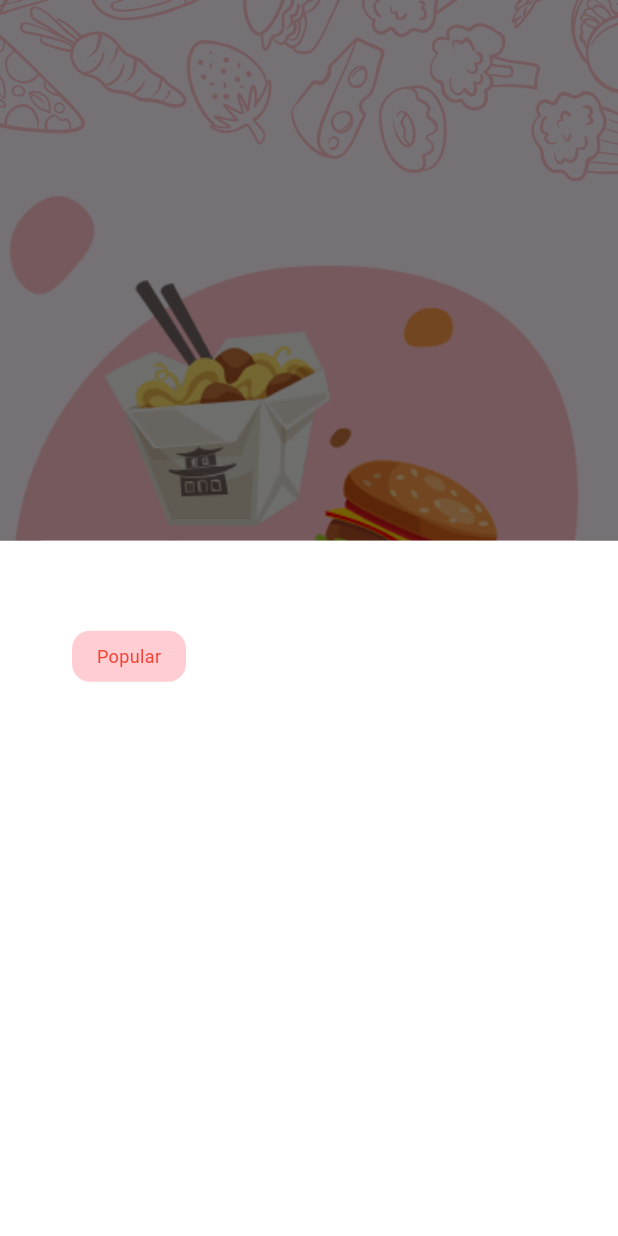
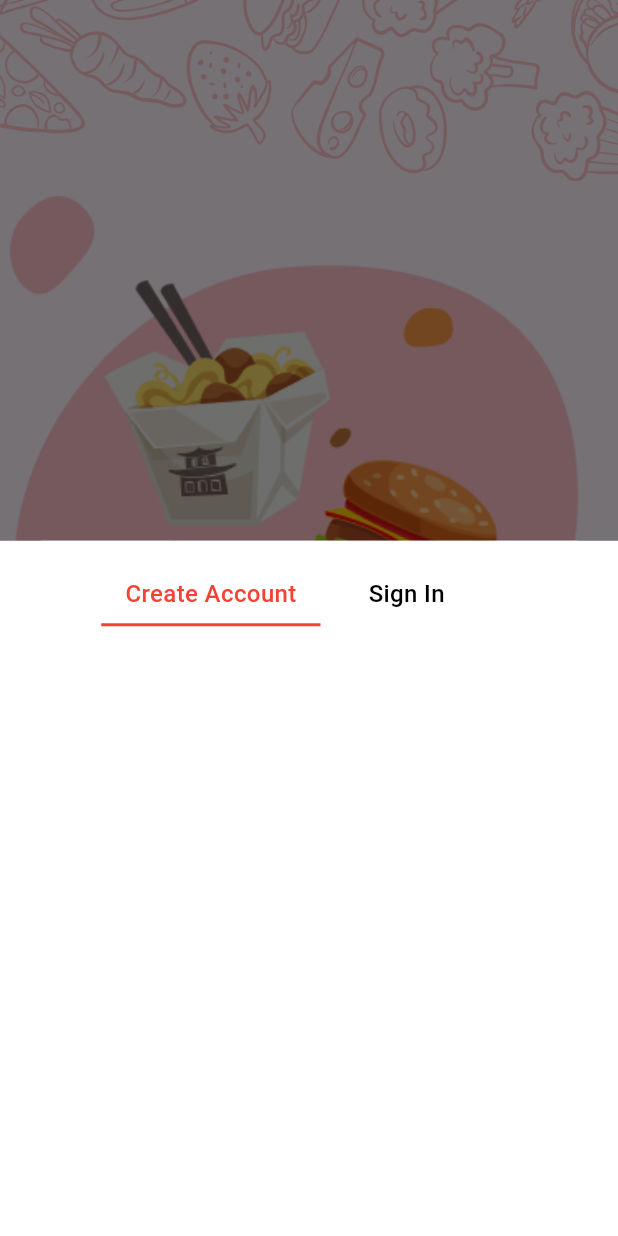
Before and after one commit to yunusemredurmus/food_app_v1, a Flutter app: the SecondScreen screen opened by its route, after a tap on "Next", on a phone screen of 412 x 824 dp. Run offline on Flutter 3.47's test engine with Material 3 defaults, Android fonts, the phone set to English and light mode, and no system bars; Roboto replaces fonts that are missing (Avenir, BentonSans, avenir).

Commit message:
Refactor SecondScreen widget and add dynamic screen titles

```diff
--- a/lib/screens/seconscreen.dart
+++ b/lib/screens/seconscreen.dart
@@ -1,11 +1,21 @@
-import 'package:dots_indicator/dots_indicator.dart';
 import 'package:flutter/material.dart';
 
-class SecondScreen extends StatelessWidget {
+class SecondScreen extends StatefulWidget {
   const SecondScreen({Key? key}) : super(key: key);
+  @override
+  State<SecondScreen> createState() => _SecondScreenState();
+}
 
-  final int pageLength = 2;
-  final double currentIndexPage = 0;
+class _SecondScreenState extends State<SecondScreen> {
+  int selectedIndex = 0;
+  List<Map> screens = [
+    {
+      "title": "Create Account",
+    },
+    {
+      "title": "Sign In",
+    },
+  ];
 
   @override
   Widget build(BuildContext context) {
@@ -63,47 +73,66 @@ class SecondScreen extends StatelessWidget {
                 builder: (BuildContext context) {
                   return Container(
                     height: MediaQuery.of(context).size.height * 0.9,
+                    padding: const EdgeInsets.all(16.0),
                     color: Colors.white,
-                    child: Padding(
-                      padding: const EdgeInsets.all(12.0),
                     child: Column(
                       mainAxisAlignment: MainAxisAlignment.start,
                       crossAxisAlignment: CrossAxisAlignment.start,
                       children: [
                         Row(
+                          mainAxisAlignment: MainAxisAlignment.center,
+                          crossAxisAlignment: CrossAxisAlignment.center,
                           children: [
-                              Padding(
-                                padding: const EdgeInsets.all(36.0),
+                            for (var i = 0; i < screens.length; i++)
+                              GestureDetector(
+                                onTap: () {
+                                  setState(() {
+                                    selectedIndex = i;
+                                  });
+                                },
                                 child: Container(
-                                  margin: const EdgeInsets.only(top: 12),
-                                  alignment: Alignment.center,
-                                  width: 76,
-                                  height: 34,
+                                  margin: const EdgeInsets.only(right: 16),
+                                  padding: const EdgeInsets.symmetric(
+                                      horizontal: 16, vertical: 8),
                                   decoration: BoxDecoration(
-                                    borderRadius: BorderRadius.circular(12),
-                                    color: Colors.red[100],
+                                    border: Border(
+                                      bottom: BorderSide(
+                                        color: selectedIndex == i
+                                            ? Colors.red
+                                            : Colors
+                                                .transparent, // Seçilen öğenin altını çiz
+                                        width: 2.0,
                                       ),
-                                  child: const Text(
-                                    "Popular",
+                                    ),
+                                  ),
+                                  child: Text(
+                                    screens[i]["title"] != null
+                                        ? screens[i]["title"].toString()
+                                        : "Unknown Title",
                                     style: TextStyle(
-                                      color: Colors.red,
-                                      fontFamily: 'Avenir',
-                                      fontSize: 12,
+                                      color: selectedIndex == i
+                                          ? Colors.red
+                                          : Colors.black,
+                                      fontSize: 16,
+                                      fontWeight: FontWeight.w500,
+                                      fontFamily: "avenir",
                                     ),
                                   ),
                                 ),
                               ),
-                            ],
+                            SizedBox(
+                              width: 16,
                             ),
                           ],
-                      ),
+                        )
+                      ],
                     ),
                   );
                 },
               );
             },
             style: ElevatedButton.styleFrom(
-              primary: Colors.red[700],
+              backgroundColor: Colors.red,
               minimumSize: const Size(157, 57),
               shape: RoundedRectangleBorder(
                 borderRadius: BorderRadius.circular(12),
@@ -115,6 +144,7 @@ class SecondScreen extends StatelessWidget {
                 fontFamily: "BentonSans",
                 fontSize: 16,
                 fontWeight: FontWeight.w500,
+                color: Colors.white,
               ),
             ),
           ),
```
Lines whose indentation alone changed are shown as unchanged.
